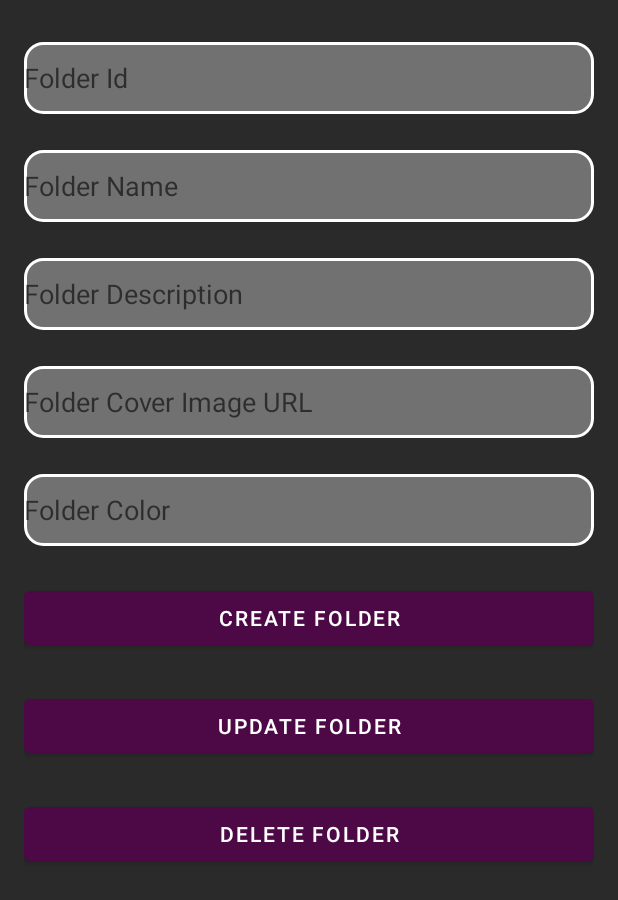
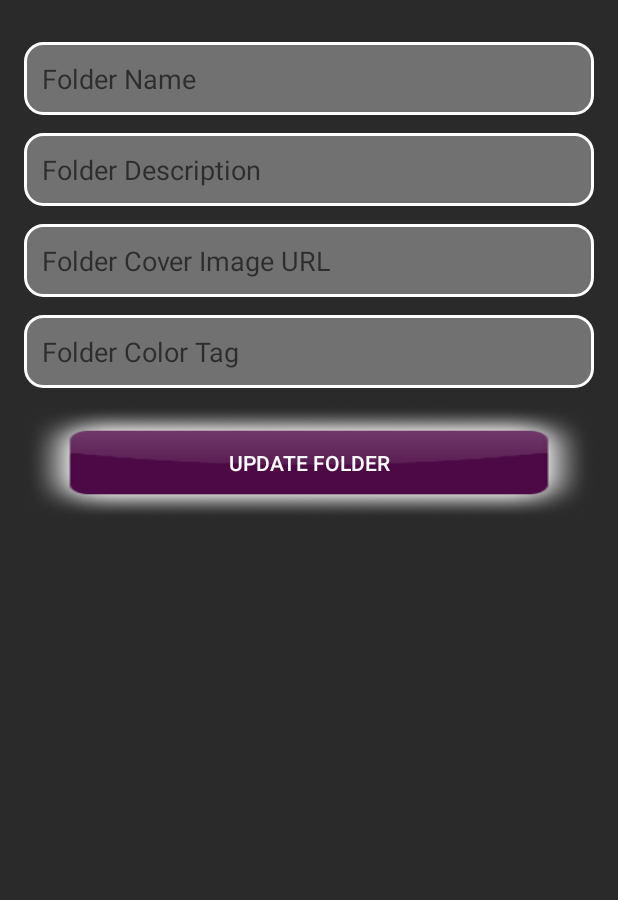
Before and after one commit to alvarotorrestx/heroic_organizer, an Android app: the layout fragment_library_modify.xml on its own in the app's theme, with its tools: preview values and no code run, on a phone screen of 412 x 824 dp. Shown: the top 900 px of the screen. Run offline under Robolectric (Android 15) with nearby library versions, the phone set to English and light mode, and no system bars.

Commit message:
Renamed main library layout to library_main vs testing. Set up layout preparation for modifying folder.

```diff
--- a/app/src/main/res/layout/fragment_library.xml
+++ b/app/src/main/res/layout/fragment_library.xml
@@ -5,7 +5,7 @@
              android:layout_height="match_parent"
              android:background="#2A2A2A" android:paddingTop="16dp">
     <include
-            layout="@layout/fragment_library_testing"/>
+            layout="@layout/fragment_library_main"/>
 <!--    <FrameLayout-->
 <!--            android:id="@+id/library_sub_container"-->
 <!--            android:layout_width="match_parent"-->
--- a/app/src/main/res/layout/fragment_library_testing.xml
+++ b/app/src/main/res/layout/fragment_library_main.xml
@@ -8,7 +8,7 @@
 
     <ScrollView
             xmlns:android="http://schemas.android.com/apk/res/android"
-            android:id="@+id/library_testing_content"
+            android:id="@+id/library_main_content"
             android:layout_width="match_parent"
             android:layout_height="match_parent"
             android:background="#2A2A2A"
--- a/app/src/main/res/layout/fragment_library_modify.xml
+++ b/app/src/main/res/layout/fragment_library_modify.xml
@@ -1,20 +1,11 @@
 <LinearLayout xmlns:android="http://schemas.android.com/apk/res/android"
-              android:id="@+id/library_testing_content"
+              android:id="@+id/library_modify_content"
               android:layout_width="match_parent"
               android:layout_height="match_parent"
               android:padding="16dp"
               android:orientation="vertical"
               android:background="#2A2A2A">
 
-    <EditText
-            android:id="@+id/folderId"
-            android:layout_width="match_parent"
-            android:layout_height="wrap_content"
-            android:hint="Folder Id"
-            android:backgroundTint="@color/white"
-            android:textColor="@color/white"
-            android:minHeight="48dp"
-            android:background="@drawable/field_bg" android:layout_marginTop="12dp" android:layout_marginBottom="12dp"/>
     <EditText
             android:id="@+id/folderName"
             android:layout_width="match_parent"
@@ -23,7 +14,11 @@
             android:backgroundTint="@color/white"
             android:textColor="@color/white"
             android:minHeight="48dp"
-            android:background="@drawable/field_bg" android:layout_marginTop="12dp" android:layout_marginBottom="12dp"/>
+            android:background="@drawable/field_bg"
+            android:layout_marginTop="12dp"
+            android:layout_marginBottom="12dp"
+            android:padding="12dp"/>
+
     <EditText
             android:id="@+id/folderDescription"
             android:layout_width="match_parent"
@@ -32,7 +27,10 @@
             android:backgroundTint="@color/white"
             android:textColor="@color/white"
             android:minHeight="48dp"
-            android:background="@drawable/field_bg" android:layout_marginTop="12dp" android:layout_marginBottom="12dp"/>
+            android:background="@drawable/field_bg"
+            android:layout_marginBottom="12dp"
+            android:padding="12dp"/>
+
     <EditText
             android:id="@+id/folderCoverImg"
             android:layout_width="match_parent"
@@ -41,34 +39,28 @@
             android:backgroundTint="@color/white"
             android:textColor="@color/white"
             android:minHeight="48dp"
-            android:background="@drawable/field_bg" android:layout_marginTop="12dp" android:layout_marginBottom="12dp"/>
+            android:background="@drawable/field_bg"
+            android:layout_marginBottom="12dp"
+            android:padding="12dp"/>
+
     <EditText
             android:id="@+id/folderColorTag"
             android:layout_width="match_parent"
             android:layout_height="wrap_content"
-            android:hint="Folder Color"
+            android:hint="Folder Color Tag"
             android:backgroundTint="@color/white"
             android:textColor="@color/white"
             android:minHeight="48dp"
-            android:background="@drawable/field_bg" android:layout_marginTop="12dp" android:layout_marginBottom="12dp"/>
+            android:background="@drawable/field_bg"
+            android:layout_marginBottom="12dp"
+            android:padding="12dp"/>
 
-    <Button
-            android:id="@+id/newFolder"
-            android:layout_width="match_parent"
-            android:layout_height="wrap_content"
-            android:text="Create Folder"
-            android:layout_marginTop="12dp" android:layout_marginBottom="12dp" android:textColor="@color/white"/>
-    <Button
+    <android.widget.Button
+            android:background="@drawable/btn_bg" android:textColor="@color/white"
+            android:layout_height="75dp"
             android:id="@+id/updateFolder"
             android:layout_width="match_parent"
-            android:layout_height="wrap_content"
             android:text="Update Folder"
-            android:layout_marginTop="12dp" android:layout_marginBottom="12dp" android:textColor="@color/white"/>
-    <Button
-            android:id="@+id/deleteFolder"
-            android:layout_width="match_parent"
-            android:layout_height="wrap_content"
-            android:text="Delete Folder"
-            android:layout_marginTop="12dp" android:layout_marginBottom="12dp" android:textColor="@color/white"/>
+            android:layout_marginBottom="4dp"/>
 
 </LinearLayout>
```
Also changed, not shown: app/src/main/java/com/example/heroicorganizer/ui/library/LibraryComicsFragment.java (+25 -1 lines), app/src/main/java/com/example/heroicorganizer/ui/library/LibraryFragment.java (+0 -9 lines), app/src/main/java/com/example/heroicorganizer/ui/library/LibraryModifyFolderFragment.java (+2 -51 lines), app/src/main/res/menu/menu_folder.xml (added, +16 -0 lines), app/src/main/res/menu/menu_library.xml (+2 -6 lines).
